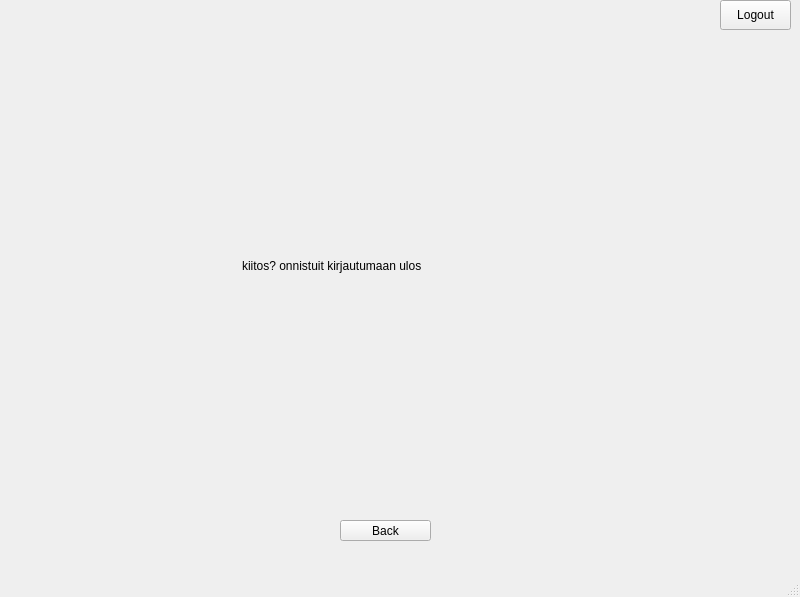
Qt form bank-automat/mainwindow.ui (JansQ-75/Riihimaatti) before a commit.
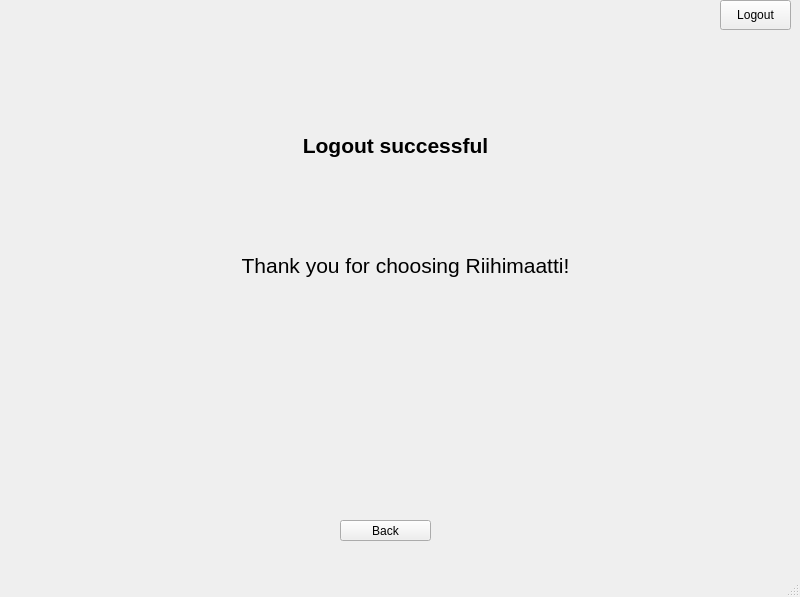
The same form after that commit. The open tabs and pages were chosen to show the change.

```diff
--- a/bank-automat/mainwindow.ui
+++ b/bank-automat/mainwindow.ui
@@ -123,14 +123,44 @@
      <widget class="QLabel" name="label_6">
       <property name="geometry">
        <rect>
-        <x>242</x>
-        <y>150</y>
-        <width>341</width>
+        <x>200</x>
+        <y>180</y>
+        <width>411</width>
+        <height>111</height>
+       </rect>
+      </property>
+      <property name="font">
+       <font>
+        <pointsize>16</pointsize>
+       </font>
+      </property>
+      <property name="text">
+       <string>Thank you for choosing Riihimaatti!</string>
+      </property>
+      <property name="alignment">
+       <set>Qt::AlignmentFlag::AlignCenter</set>
+      </property>
+     </widget>
+     <widget class="QLabel" name="label_logout">
+      <property name="geometry">
+       <rect>
+        <x>190</x>
+        <y>30</y>
+        <width>411</width>
         <height>171</height>
        </rect>
       </property>
+      <property name="font">
+       <font>
+        <pointsize>16</pointsize>
+        <bold>true</bold>
+       </font>
+      </property>
       <property name="text">
-       <string>kiitos? onnistuit kirjautumaan ulos</string>
+       <string>Logout successful</string>
+      </property>
+      <property name="alignment">
+       <set>Qt::AlignmentFlag::AlignCenter</set>
       </property>
      </widget>
     </widget>
```
Left out of the diff: 11 changed lines with no effect on the pictures.
